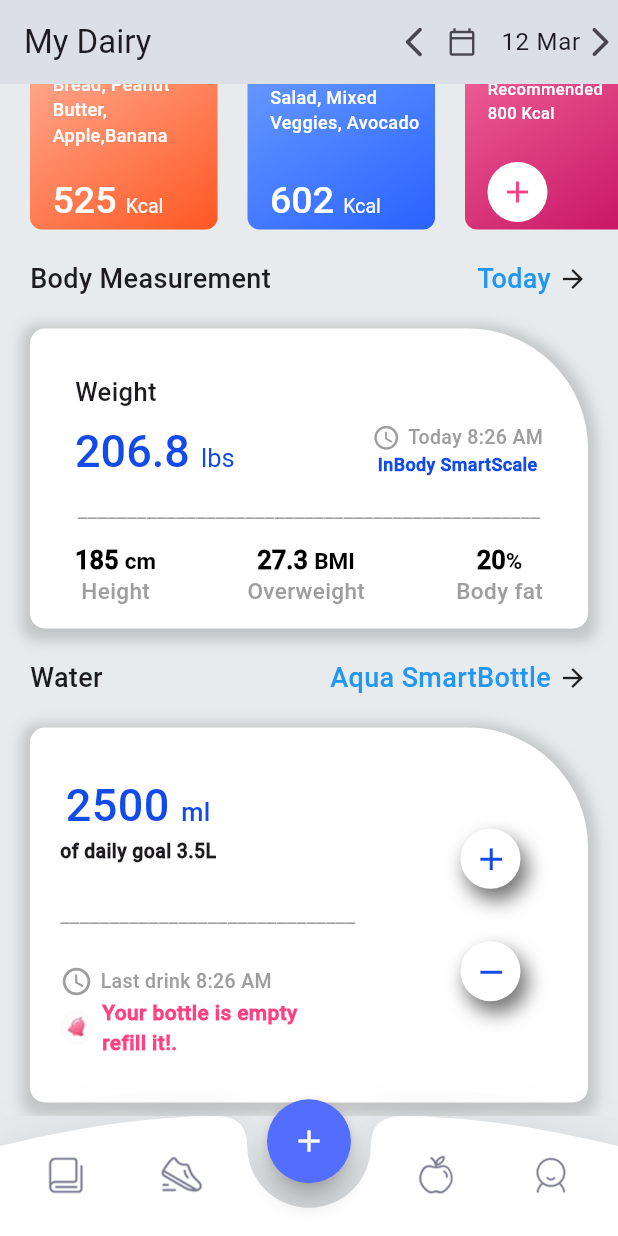
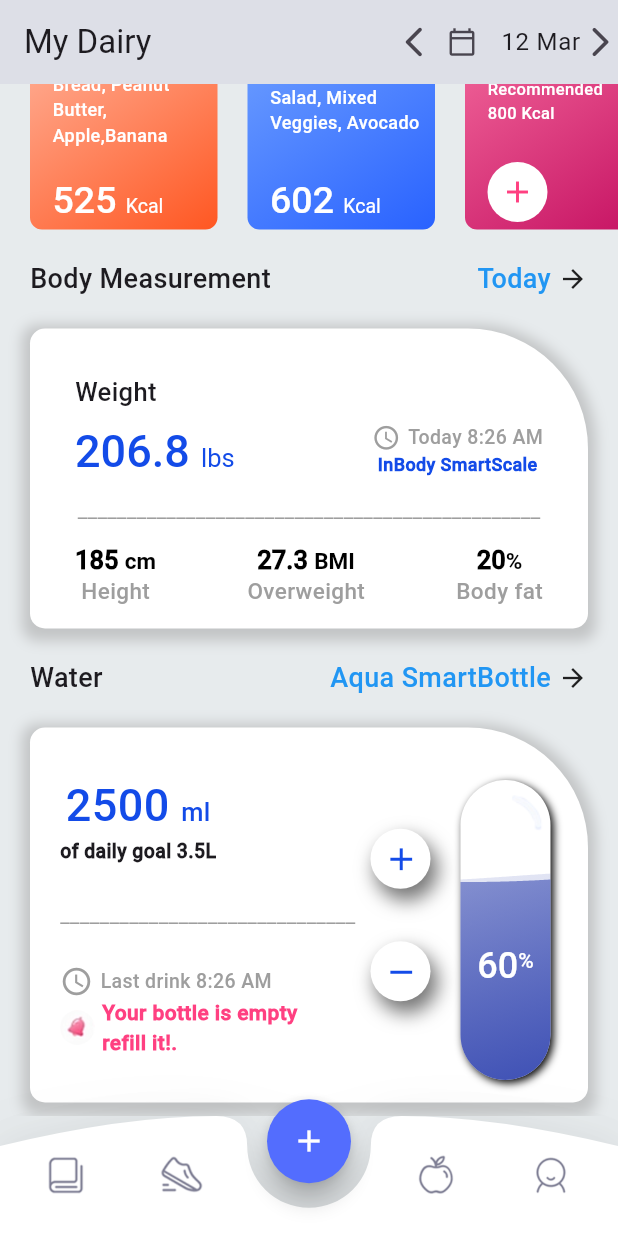
Before and after one commit to Vinesh018/PlusFitness001, a Flutter app: the screen it shows after launch, scrolled down 576 dp, on a phone screen of 412 x 824 dp. Run offline on Flutter 3.47's test engine with Material 3 defaults, Android fonts, the light colour scheme and no system bars; our stand-ins replace percent_indicator.

Commit message:
Added Liqued Progress Bar

```diff
--- a/lib/Vinesh/v_water_container.dart
+++ b/lib/Vinesh/v_water_container.dart
@@ -1,4 +1,5 @@
 import 'package:flutter/material.dart';
+import 'package:plus_fitnss/Vinesh/waveviwe.dart';
 // import 'package:liquid_progress_indicator_v2/liquid_progress_indicator.dart';
 
 class waterContainer extends StatefulWidget {
@@ -171,9 +172,30 @@ class waterContainerState extends State<waterContainer> {
                         ],
                       ),
                     ),
-                    const Padding(
+                     Padding(
                       padding: EdgeInsets.only(right: 25, top: 20),
-                      child: SizedBox(height: 200, child: waterIndicator()),
+                      child: SizedBox(height: 200, child: Container(
+                          width: 60,
+                          height: 160,
+                          decoration: BoxDecoration(
+                             color: Colors.white,
+                            borderRadius: const BorderRadius.only(
+                                topLeft: Radius.circular(80.0),
+                                bottomLeft: Radius.circular(80.0),
+                                bottomRight: Radius.circular(80.0),
+                                topRight: Radius.circular(80.0)),
+                            boxShadow: <BoxShadow>[
+                              BoxShadow(
+                                  // color: FitnessAppTheme.grey.withOpacity(0.4),
+                                  offset: const Offset(2, 2),
+                                  blurRadius: 4),
+                            ],
+                          ),
+                          child: WaveView(
+                            percentageValue: 60.0,
+                          ),
+                        ),
+                      ),
                     ),
                   ],
                 )
```
